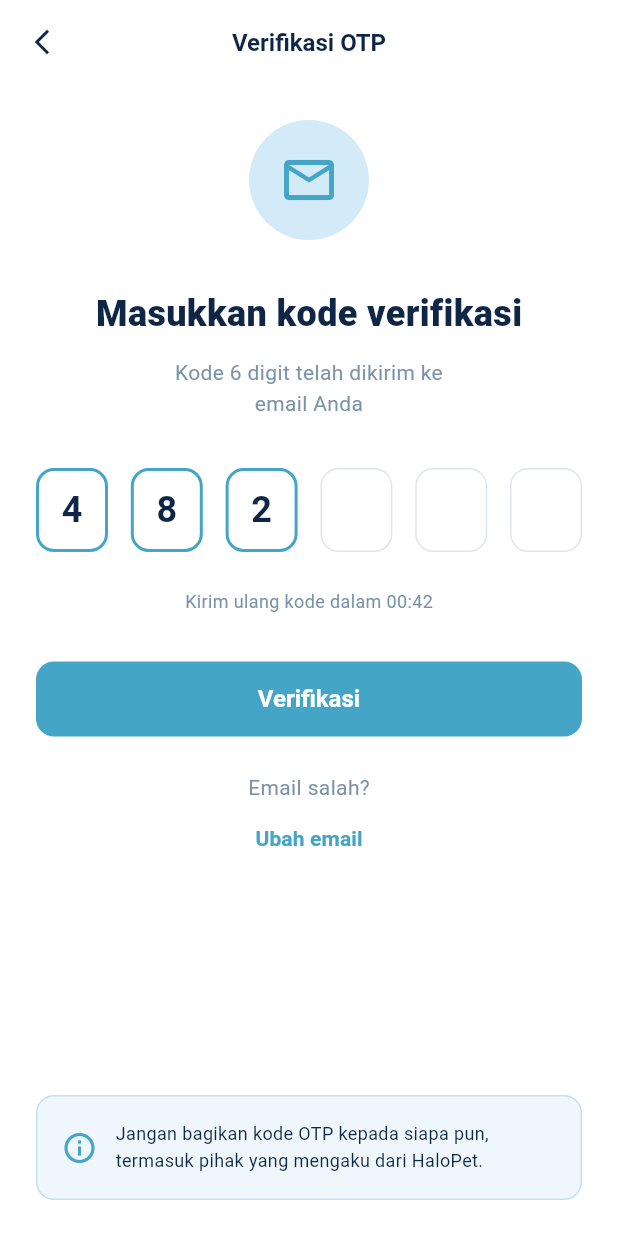
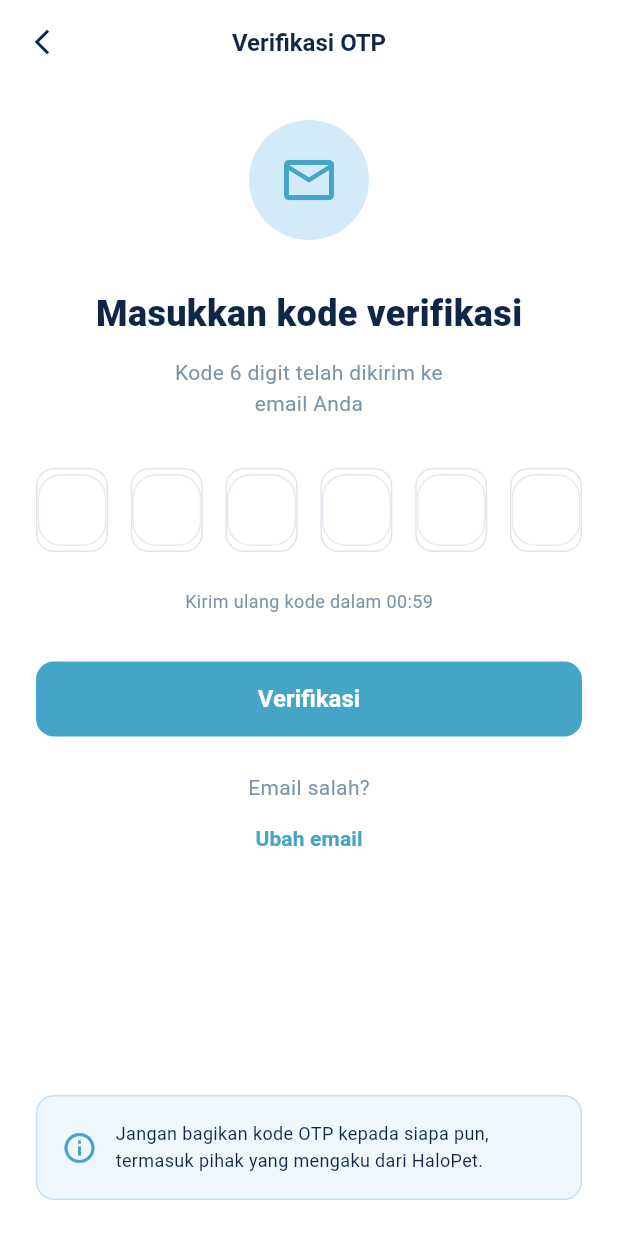
Before and after one commit to GokaiInfinity/Halopet-Backup, a Flutter app: the OtpScreen screen opened by its route, on a phone screen of 412 x 824 dp. Run offline on Flutter 3.47's test engine with Material 3 defaults, Android fonts, the phone set to English and light mode, and no system bars; our stand-ins replace image_picker, shared_preferences, sqflite, sqflite_common_ffi; accounts and stored records are empty.

Commit message:
Perbaikan OTP

```diff
--- a/lib/features/auth/screens/otp_screen.dart
+++ b/lib/features/auth/screens/otp_screen.dart
@@ -7,9 +7,63 @@ import '../../../app/theme.dart';
 import '../../../core/widgets/common_widgets.dart';
 import '../../../providers/auth_provider.dart';
 
-class OtpScreen extends StatelessWidget {
+class OtpScreen extends StatefulWidget {
   const OtpScreen({super.key, required this.email});
   final String email;
+
+  @override
+  State<OtpScreen> createState() => _OtpScreenState();
+}
+
+class _OtpScreenState extends State<OtpScreen> {
+  final List<TextEditingController> _controllers = List.generate(6, (_) => TextEditingController());
+  final List<FocusNode> _focusNodes = List.generate(6, (_) => FocusNode());
+  Timer? _timer;
+  int _secondsRemaining = 60;
+
+  @override
+  void initState() {
+    super.initState();
+    _startTimer();
+  }
+
+  void _startTimer() {
+    setState(() => _secondsRemaining = 60);
+    _timer?.cancel();
+    _timer = Timer.periodic(const Duration(seconds: 1), (timer) {
+      if (_secondsRemaining > 0) {
+        setState(() => _secondsRemaining--);
+      } else {
+        timer.cancel();
+      }
+    });
+  }
+
+  @override
+  void dispose() {
+    _timer?.cancel();
+    for (var controller in _controllers) {
+      controller.dispose();
+    }
+    for (var node in _focusNodes) {
+      node.dispose();
+    }
+    super.dispose();
+  }
+
+  void _onChanged(String value, int index) {
+    if (value.isNotEmpty) {
+      if (index < 5) {
+        _focusNodes[index + 1].requestFocus();
+      } else {
+        _focusNodes[index].unfocus();
+      }
+    } else {
+      if (index > 0) {
+        _focusNodes[index - 1].requestFocus();
+      }
+    }
+  }
 
   @override
   Widget build(BuildContext context) {
@@ -50,7 +104,7 @@ class OtpScreen extends StatelessWidget {
                     color: Color(0xFF0F2646))),
             const SizedBox(height: 12),
             Text(
-              'Kode 6 digit telah dikirim ke\nemail ${email.isEmpty ? 'Anda' : email}',
+              'Kode 6 digit telah dikirim ke\nemail ${widget.email.isEmpty ? 'Anda' : widget.email}',
               textAlign: TextAlign.center,
               style: const TextStyle(
                   color: Color(0xFF7A93AA), fontSize: 14, height: 1.5),
@@ -64,29 +118,48 @@ class OtpScreen extends StatelessWidget {
                   width: 48,
                   height: 56,
                   decoration: BoxDecoration(
+                    color: Colors.white,
                     border: Border.all(
-                        color: index < 3
+                        color: _focusNodes[index].hasFocus || _controllers[index].text.isNotEmpty
                             ? const Color(0xFF45A5C7)
                             : const Color(0xFFE0E5EC),
-                        width: index < 3 ? 2 : 1),
+                        width: _focusNodes[index].hasFocus || _controllers[index].text.isNotEmpty ? 2 : 1),
                     borderRadius: BorderRadius.circular(12),
                   ),
                   alignment: Alignment.center,
-                  child: index < 3
-                      ? Text(
-                          index == 0 ? '4' : (index == 1 ? '8' : '2'),
-                          style: const TextStyle(
-                              fontSize: 24,
-                              fontWeight: FontWeight.bold,
-                              color: Color(0xFF0F2646)),
-                        )
-                      : null,
+                  child: TextField(
+                    controller: _controllers[index],
+                    focusNode: _focusNodes[index],
+                    onChanged: (value) {
+                      setState(() {});
+                      _onChanged(value, index);
+                    },
+                    keyboardType: TextInputType.number,
+                    textAlign: TextAlign.center,
+                    maxLength: 1,
+                    style: const TextStyle(
+                        fontSize: 24,
+                        fontWeight: FontWeight.bold,
+                        color: Color(0xFF0F2646)),
+                    decoration: const InputDecoration(
+                      border: InputBorder.none,
+                      counterText: '',
+                      contentPadding: EdgeInsets.zero,
+                    ),
+                  ),
                 ),
               ),
             ),
             const SizedBox(height: 24),
-            const Text('Kirim ulang kode dalam 00:42',
-                style: TextStyle(color: Color(0xFF7A93AA), fontSize: 12)),
+            Text(
+              _secondsRemaining > 0
+                  ? 'Kirim ulang kode dalam 00:${_secondsRemaining.toString().padLeft(2, '0')}'
+                  : 'Kirim ulang kode sekarang',
+              style: TextStyle(
+                  color: _secondsRemaining > 0 ? const Color(0xFF7A93AA) : const Color(0xFF45A5C7),
+                  fontSize: 12,
+                  fontWeight: _secondsRemaining > 0 ? FontWeight.normal : FontWeight.bold),
+            ),
             const SizedBox(height: 32),
             ElevatedButton(
               onPressed: () => Navigator.pushReplacementNamed(
```
